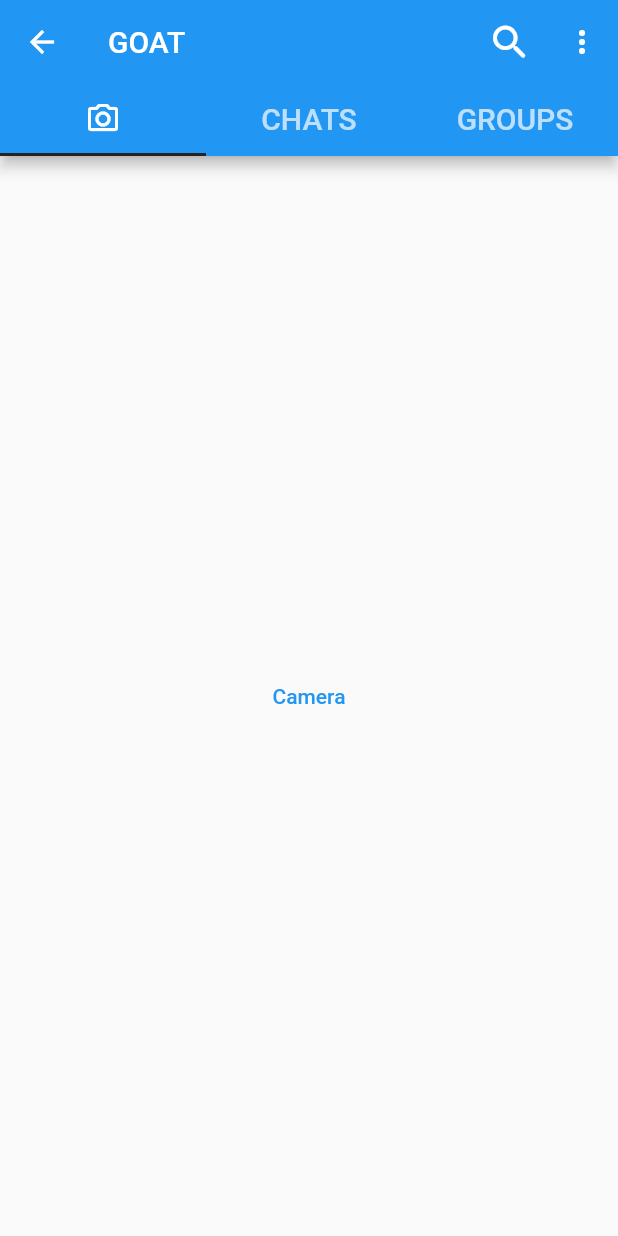
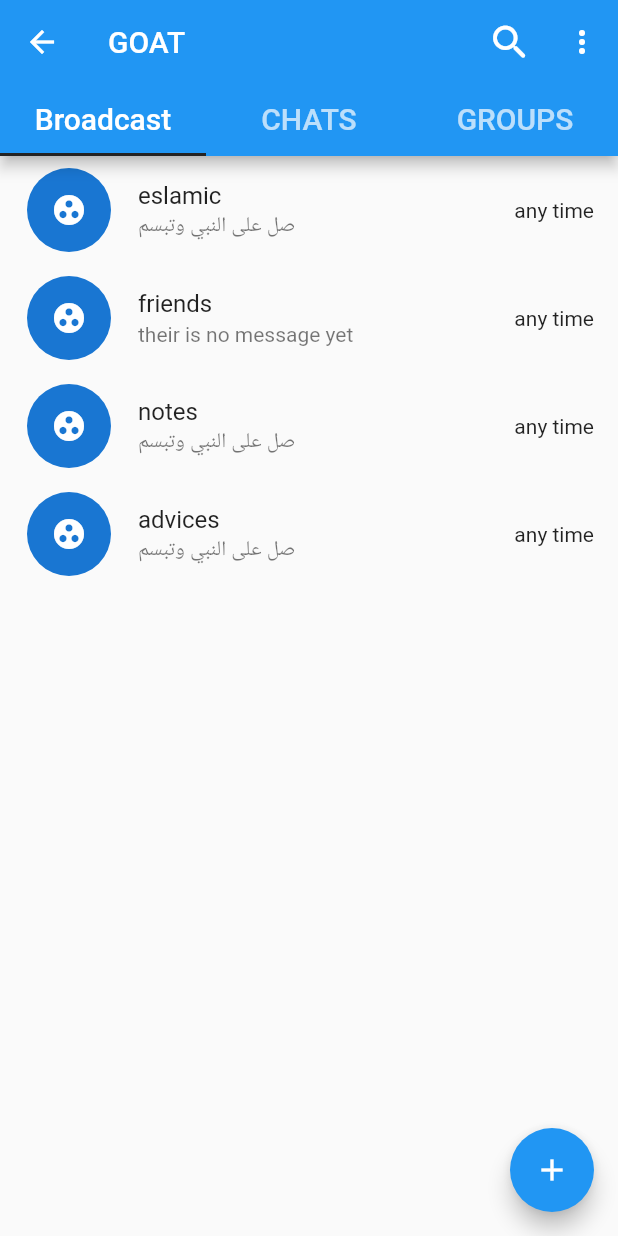
Before and after one commit to bnElmookhtar/chat_demo, a Flutter app: the HomeScreen screen opened directly, on a phone screen of 412 x 824 dp. Run offline on Flutter 3.47's test engine with Material 2 defaults, Android fonts, the phone set to English and light mode, and no system bars; project files that could hold a hidden picture were left out.

Commit message:
replacing camera tab by broadcast tab

```diff
--- a/lib/layout/home_screen.dart
+++ b/lib/layout/home_screen.dart
@@ -1,5 +1,5 @@
 import 'package:flutter/material.dart';
-import 'package:goat/screens/chats/screens/camera.dart';
+import 'package:goat/screens/chats/screens/brouadcast.dart';
 import 'package:goat/screens/chats/screens/chats.dart';
 import 'package:goat/screens/chats/screens/groups.dart';
 import 'package:goat/styles/colors.dart';
@@ -12,6 +12,9 @@ class HomeScreen extends StatefulWidget {
 
 class _HomeScreenState extends State<HomeScreen> with SingleTickerProviderStateMixin{
   TabController? _controller;
+
+
+
   @override
   void initState() {
     // TODO: implement initState
@@ -37,7 +40,7 @@ class _HomeScreenState extends State<HomeScreen> with SingleTickerProviderStateM
           indicatorColor: blk_200,
           labelStyle:  const TextStyle(fontSize: 20.0),
           tabs: const [
-            Tab(icon:Icon(Icons.camera_alt_outlined)),
+            Tab(text: "Broadcast",),
             Tab(text: "CHATS"),
             Tab(text: "GROUPS"),
           ],
@@ -46,7 +49,7 @@ class _HomeScreenState extends State<HomeScreen> with SingleTickerProviderStateM
       body: TabBarView(
         controller: _controller,
         children: const [
-          Camera(),
+          BroadCast(),
           Chats(),
           Groups(),
         ],
--- a/lib/main.dart
+++ b/lib/main.dart
@@ -1,6 +1,6 @@
 import 'package:flutter/material.dart';
+import 'package:goat/layout/home_screen.dart';
 
-import 'layout/welcome_screen.dart';
 void main() {
   runApp(const MyApp());
 }
@@ -12,7 +12,7 @@ class MyApp extends StatelessWidget {
   @override
   Widget build(BuildContext context) {
     return const MaterialApp(
-      home: WelcomeScreen(),
+      home: HomeScreen(),
       debugShowCheckedModeBanner:false,
     );
   }
--- /dev/null
+++ b/lib/models/broadcast_model.dart
@@ -0,0 +1,9 @@
+class BroadcastModel
+{
+  String broadName,lastMsg,time;
+  BroadcastModel({
+    required this.broadName,
+    required this.lastMsg,
+    required this.time
+});
+}
--- /dev/null
+++ b/lib/screens/chats/customs/custom_broadcast_card.dart
@@ -0,0 +1,30 @@
+import 'package:flutter/material.dart';
+import 'package:goat/models/broadcast_model.dart';
+import 'package:goat/screens/chats/pages/broadcast_bage.dart';
+
+class CustomBroadcasrCard extends StatelessWidget {
+  const CustomBroadcasrCard({Key? key,required this.broadmodel}) : super(key: key);
+  final BroadcastModel broadmodel;
+  @override
+  Widget build(BuildContext context) {
+    return InkWell(
+      onTap: (){
+        Navigator.push(context, MaterialPageRoute(builder: (builder)=>BroadcastPAge(broadcastModel: broadmodel),),);
+      },
+      child: Column(
+        children: [
+          ListTile(
+            title: Text(broadmodel.broadName),
+            subtitle: Text(broadmodel.lastMsg),
+            leading: const CircleAvatar(
+              radius: 30.0,
+              child: Icon(Icons.group_work),
+            ),
+            trailing: Text(broadmodel.time),
+
+          )
+        ],
+      ),
+    );
+  }
+}
--- /dev/null
+++ b/lib/screens/chats/screens/brouadcast.dart
@@ -0,0 +1,33 @@
+import 'package:flutter/material.dart';
+import 'package:goat/models/broadcast_model.dart';
+import 'package:goat/screens/chats/customs/custom_broadcast_card.dart';
+import '../customs/select_contact_card.dart';
+
+class BroadCast extends StatefulWidget {
+  const BroadCast({Key? key}) : super(key: key);
+
+  @override
+  State<BroadCast> createState() => _BroadCast();
+}
+
+class _BroadCast extends State<BroadCast> {
+  List<BroadcastModel> broadModel = [
+    BroadcastModel(broadName: "eslamic", lastMsg: "صل على النبي وتبسم ", time: "any time"),
+    BroadcastModel(broadName: "friends ", lastMsg: "their is no message yet", time: "any time"),
+    BroadcastModel(broadName: "notes", lastMsg: "صل على النبي وتبسم ", time: "any time"),
+    BroadcastModel(broadName: "advices", lastMsg: "صل على النبي وتبسم ", time: "any time"),
+  ];
+
+  @override
+  Widget build(BuildContext context) {
+    return Scaffold(
+      floatingActionButton: FloatingActionButton(
+        onPressed: (){
+          Navigator.push(context,MaterialPageRoute(builder: (builder)=>const SelectContact()));
+        },
+        child: const Icon(Icons.add),
+      ),
+     body: ListView.builder(itemBuilder: (context,index)=>CustomBroadcasrCard(broadmodel: broadModel[index]),itemCount: broadModel.length,)
+    );
+  }
+}
--- a/lib/screens/chats/screens/camera.dart
+++ /dev/null
@@ -1,14 +0,0 @@
-import 'package:flutter/material.dart';
-class Camera extends StatefulWidget {
-  const Camera({Key? key}) : super(key: key);
-
-  @override
-  State<Camera> createState() => _CameraState();
-}
-
-class _CameraState extends State<Camera> {
-  @override
-  Widget build(BuildContext context) {
-    return TextButton(onPressed: (){}, child: Text("Camera"));
-  }
-}
--- a/lib/screens/chats/screens/chats.dart
+++ b/lib/screens/chats/screens/chats.dart
@@ -42,4 +42,7 @@ class _ChatsState extends State<Chats> {
       body: ListView.builder(itemBuilder: (context,index)=>CustomUser(chatModel: chats[index],),itemCount: chats.length,)
     );
   }
+
+
+
 }
```
Also changed, not shown: lib/screens/chats/pages/broadcast_bage.dart (added, +75 -0 lines), lib/screens/register/sign_in.dart (+7 -3 lines).
